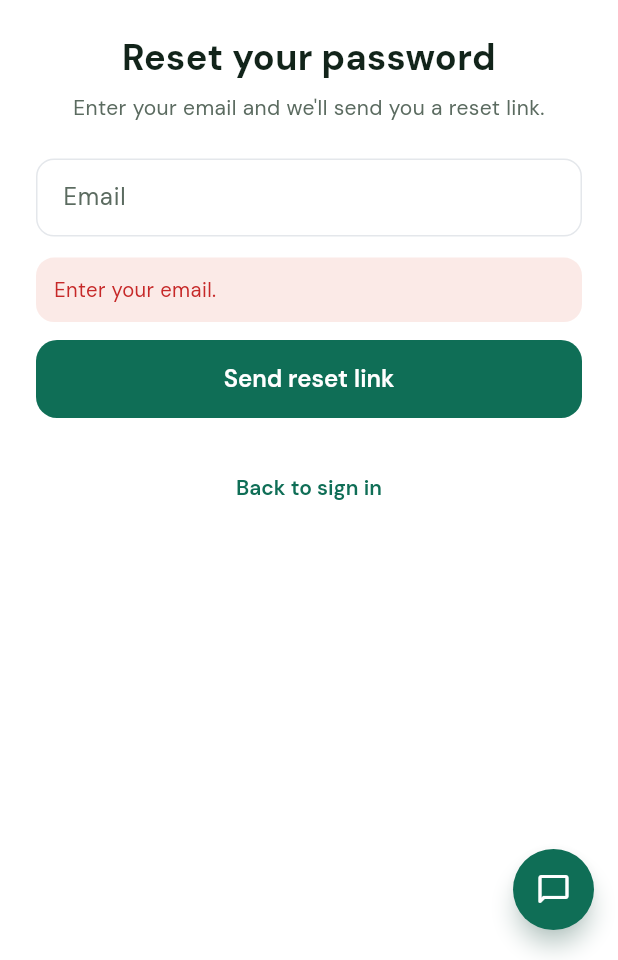
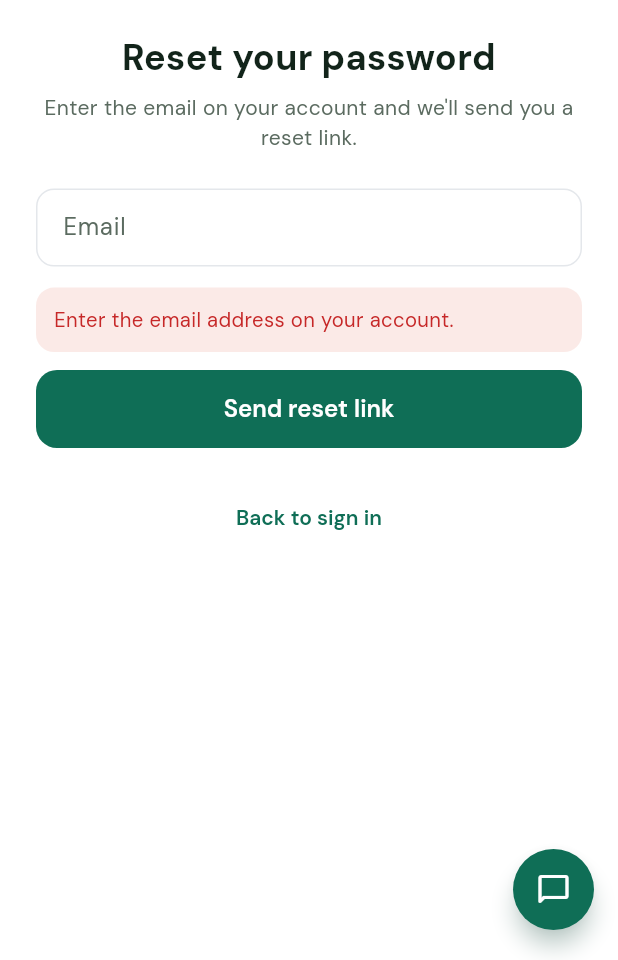
Before and after one commit to Alisttech/momwealth-app, a Flutter app: the AuthScreen screen opened directly, after a tap on "Sign in", after a tap on "Forgot password?", after a tap on "Send reset link", on a phone screen of 412 x 824 dp, the part 276-1236 px from its top. Run offline on Flutter 3.47's test engine with Material 3 defaults, Android fonts, the phone set to English and light mode, and no system bars; our stand-ins replace app_links, cloud_firestore, cloud_functions, firebase_auth, firebase_core, shared_preferences; accounts and stored records are empty; network calls fail.

Commit message:
Sign in with phone number or email
Co-Authored-By: Claude Opus 5.5 <noreply@anthropic.com>
Claude-Session: https://claude.ai/code/session_01K2xSXXmprvqCwbFUijnVwF

```diff
--- a/lib/screens/auth.dart
+++ b/lib/screens/auth.dart
@@ -35,7 +35,7 @@ class _AuthScreenState extends State<AuthScreen> {
     final email = _email.text.trim();
     try {
       if (_mode == _Mode.forgot) {
-        if (email.isEmpty) throw 'Enter your email.';
+        if (!email.contains('@')) throw 'Enter the email address on your account.';
         await FirebaseAuth.instance.sendPasswordResetEmail(email: email);
         setState(() => _ok = 'If an account exists for that email, a reset link is on its way. Check your inbox and spam folder.');
         return;
@@ -43,14 +43,23 @@ class _AuthScreenState extends State<AuthScreen> {
       if (_mode == _Mode.signUp) {
         final name = _name.text.trim().replaceAll(RegExp(r'\s+'), ' ');
         if (name.split(' ').length < 2) throw 'Enter your first and last name.';
-        if (_phone.text.replaceAll(RegExp(r'\D'), '').length < 10) throw 'Enter a valid phone number.';
+        if (!RegExp(r'^(0|234)?[789]\d{9}$').hasMatch(_phone.text.replaceAll(RegExp(r'\D'), ''))) throw 'Enter a valid 11-digit phone number.';
+        if (!email.contains('@')) throw 'Enter your email address.';
         final session = context.read<Session>();
         session.pendingName = name;
         session.pendingPhone = _phone.text.trim();
         final cred = await FirebaseAuth.instance.createUserWithEmailAndPassword(email: email, password: _pass.text);
         await cred.user?.updateDisplayName(name);
       } else {
-        await FirebaseAuth.instance.signInWithEmailAndPassword(email: email, password: _pass.text);
+        if (email.isEmpty) throw 'Enter your phone number or email.';
+        if (_pass.text.isEmpty) throw 'Enter your password.';
+        var loginEmail = email;
+        if (!email.contains('@')) {
+          // Phone number: the backend checks the password and tells us which account it belongs to.
+          final r = await Api.call('signInWithPhone', {'phone': email, 'password': _pass.text});
+          loginEmail = '${r['email'] ?? ''}';
+        }
+        await FirebaseAuth.instance.signInWithEmailAndPassword(email: loginEmail, password: _pass.text);
       }
     } on String catch (m) {
       setState(() => _error = m);
@@ -73,7 +82,7 @@ class _AuthScreenState extends State<AuthScreen> {
               textAlign: TextAlign.center, style: const TextStyle(fontSize: 24, fontWeight: FontWeight.w700)),
           const SizedBox(height: 6),
           Text(
-            forgot ? "Enter your email and we'll send you a reset link." : signUp ? 'Save, grow and borrow with MOM Wealth.' : 'Sign in to continue saving.',
+            forgot ? "Enter the email on your account and we'll send you a reset link." : signUp ? 'Save, grow and borrow with MOM Wealth.' : 'Sign in to continue saving.',
             textAlign: TextAlign.center,
             style: const TextStyle(color: AppColors.inkSoft),
           ),
@@ -86,10 +95,13 @@ class _AuthScreenState extends State<AuthScreen> {
           ],
           TextField(
             controller: _email,
-            keyboardType: TextInputType.emailAddress,
+            keyboardType: _mode == _Mode.signIn ? TextInputType.text : TextInputType.emailAddress,
             autocorrect: false,
-            autofillHints: const [AutofillHints.email],
-            decoration: const InputDecoration(labelText: 'Email'),
+            autofillHints: _mode == _Mode.signIn ? const [AutofillHints.username] : const [AutofillHints.email],
+            decoration: InputDecoration(
+              labelText: _mode == _Mode.signIn ? 'Phone number or email' : 'Email',
+              hintText: _mode == _Mode.signIn ? '08031234567 or you@example.com' : null,
+            ),
           ),
           if (!forgot) ...[
             const SizedBox(height: 14),
--- a/lib/services/api.dart
+++ b/lib/services/api.dart
@@ -11,7 +11,7 @@ class Api {
     return v is Map ? Map<String, dynamic>.from(v) : <String, dynamic>{};
   }
 
-  static Future<void> memberSetup({required String displayName, required String phone, bool newSignup = false}) =>
+  static Future<Map<String, dynamic>> memberSetup({required String displayName, required String phone, bool newSignup = false}) =>
       call('memberSetup', {'displayName': displayName, 'phone': phone, 'newSignup': newSignup});
 
   /// target: {'planId': id} | {'groupId': id} | {'ajoId': id}. Returns {reference, checkoutUrl}.
```
Also changed, not shown: lib/screens/home.dart (+11 -0 lines), lib/services/session.dart (+8 -1 lines).
